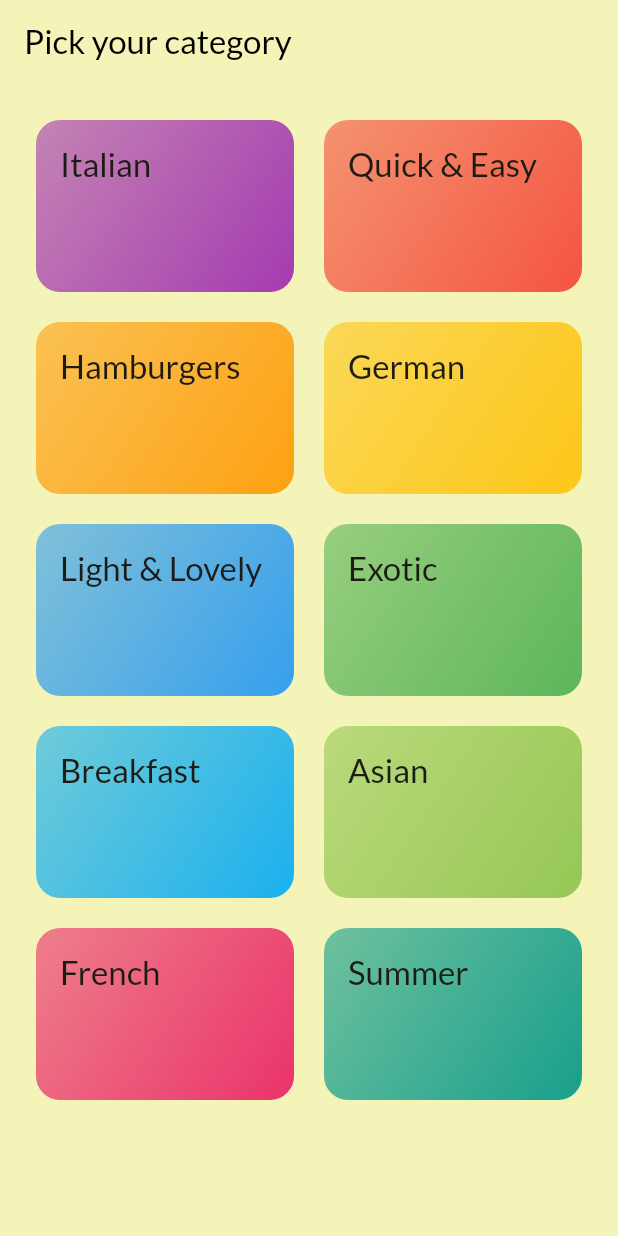
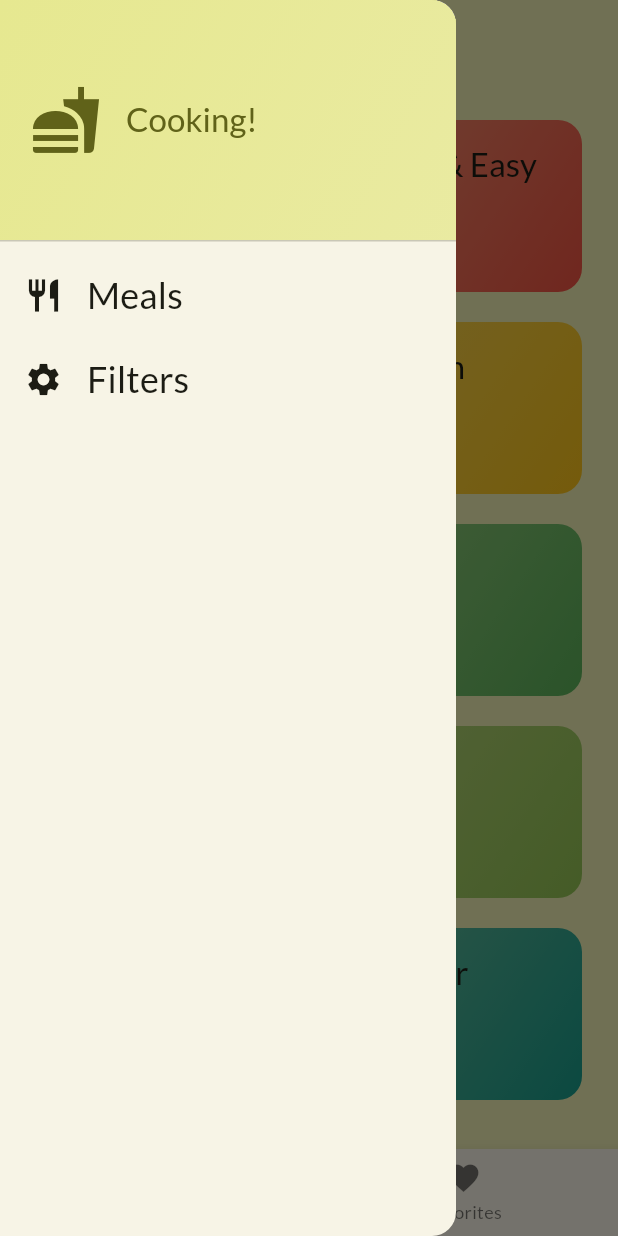
Before and after one commit to ArtKing366/meals_app, a Flutter app: the screen it shows after launch, with the side drawer open (before the commit the screen has no drawer), on a phone screen of 412 x 824 dp. Run offline on Flutter 3.47's test engine with Material 3 defaults, Android fonts, the phone set to English and light mode, and no system bars; our stand-ins replace google_fonts, transparent_image.

Commit message:
create side menu

```diff
--- a/lib/main.dart
+++ b/lib/main.dart
@@ -1,7 +1,7 @@
 import 'package:flutter/material.dart';
 
 import 'package:google_fonts/google_fonts.dart';
-import 'package:meals_app/screens/categories.dart';
+import 'package:meals_app/screens/tabs.dart';
 
 final theme = ThemeData(
   colorScheme: ColorScheme.fromSeed(
@@ -27,7 +27,7 @@ class App extends StatelessWidget {
   Widget build(BuildContext context) {
     return MaterialApp(
       theme: theme,
-      home: const CategoriesScreen(),
+      home: const TabsScreen(),
     );
   }
 }
--- a/lib/screens/categories.dart
+++ b/lib/screens/categories.dart
@@ -1,11 +1,17 @@
 import 'package:flutter/material.dart';
 import 'package:meals_app/data/dummy_data.dart';
+import 'package:meals_app/models/meal.dart';
 import 'package:meals_app/screens/meals.dart';
 import 'package:meals_app/wdigets/category_grid_item.dart';
 import 'package:meals_app/models/category.dart';
 
 class CategoriesScreen extends StatelessWidget {
-  const CategoriesScreen({super.key});
+  const CategoriesScreen({
+    super.key,
+    required this.onToggleFavorite,
+  });
+
+  final void Function(Meal meal) onToggleFavorite;
 
   void _selectCategory(BuildContext context, Category category) {
     final filteredMeals = dummyMeals
@@ -14,9 +20,10 @@ class CategoriesScreen extends StatelessWidget {
 
     Navigator.of(context).push(
       MaterialPageRoute(
-        builder: (ctx) =>  MealsScreen(
+        builder: (ctx) => MealsScreen(
           meals: filteredMeals,
           title: category.title,
+          onToggleFavorite: onToggleFavorite,
         ),
       ),
     );
@@ -24,11 +31,7 @@ class CategoriesScreen extends StatelessWidget {
 
   @override
   Widget build(BuildContext context) {
-    return Scaffold(
-      appBar: AppBar(
-        title: const Text('Pick your category'),
-      ),
-      body: GridView(
+    return GridView(
       padding: const EdgeInsets.all(24),
       gridDelegate: const SliverGridDelegateWithFixedCrossAxisCount(
         crossAxisCount: 2,
@@ -45,7 +48,6 @@ class CategoriesScreen extends StatelessWidget {
             },
           )
       ],
-      ),
     );
   }
 }
--- /dev/null
+++ b/lib/screens/tabs.dart
@@ -0,0 +1,94 @@
+import 'package:flutter/material.dart';
+import 'package:meals_app/models/meal.dart';
+import 'package:meals_app/screens/categories.dart';
+import 'package:meals_app/screens/meals.dart';
+import 'package:meals_app/wdigets/main_drawer.dart';
+
+class TabsScreen extends StatefulWidget {
+  const TabsScreen({super.key});
+
+  @override
+  State<TabsScreen> createState() {
+    return _TabsScreenState();
+  }
+}
+
+class _TabsScreenState extends State<TabsScreen> {
+  int _selectedPageIndex = 0;
+  final List<Meal> _favoriteMeals = [];
+
+  void _showInfoMessage(String message) {
+    ScaffoldMessenger.of(context).clearSnackBars();
+    ScaffoldMessenger.of(context).showSnackBar(
+      SnackBar(
+        content: Text(message),
+      ),
+    );
+  }
+
+  void _toggleMealFavoriteStatus(Meal meal) {
+    final isExisting = _favoriteMeals.contains(meal);
+
+    if (isExisting) {
+      setState(() {
+        _favoriteMeals.remove(meal);
+      });
+      _showInfoMessage('Meal remove.');
+    } else {
+      setState(() {
+        _favoriteMeals.add(meal);
+      });
+      _showInfoMessage('Meal added.');
+    }
+  }
+
+  void _selectPage(int index) {
+    setState(() {
+      _selectedPageIndex = index;
+    });
+  }
+
+  void _setScreen(String identifire) {
+    if (identifire == 'filters') {
+    } else {
+      Navigator.of(context).pop();
+    }
+  }
+
+  @override
+  Widget build(BuildContext context) {
+    Widget activePage = CategoriesScreen(
+      onToggleFavorite: _toggleMealFavoriteStatus,
+    );
+    var activePageTitle = 'Categories';
+    if (_selectedPageIndex == 1) {
+      activePage = MealsScreen(
+        meals: _favoriteMeals,
+        onToggleFavorite: _toggleMealFavoriteStatus,
+      );
+      activePageTitle = 'Your favorites';
+    }
+
+    return Scaffold(
+      appBar: AppBar(
+        title: Text(activePageTitle),
+      ),
+      drawer: MainDrawer(
+        onSelectScreen: _setScreen,
+      ),
+      body: activePage,
+      bottomNavigationBar: BottomNavigationBar(
+        onTap: _selectPage,
+        currentIndex: _selectedPageIndex,
+        items: const [
+          BottomNavigationBarItem(
+            icon: Icon(Icons.set_meal),
+            label: 'Categpries',
+          ),
+          BottomNavigationBarItem(
+              icon: Icon(Icons.favorite), label: 'Favorites'),
+        ],
+      ),
+    );
+  }
+}
--- /dev/null
+++ b/lib/wdigets/main_drawer.dart
@@ -0,0 +1,84 @@
+import 'package:flutter/material.dart';
+
+class MainDrawer extends StatelessWidget {
+  const MainDrawer({super.key, required this.onSelectScreen});
+
+  final void Function(String identifire) onSelectScreen;
+  @override
+  Widget build(BuildContext context) {
+    return Drawer(
+      child: Column(
+        children: [
+          DrawerHeader(
+            padding: const EdgeInsets.all(20),
+            decoration: BoxDecoration(
+              gradient: LinearGradient(
+                colors: [
+                  Theme.of(context).colorScheme.primaryContainer,
+                  Theme.of(context)
+                      .colorScheme
+                      .primaryContainer
+                      .withOpacity(0.8),
+                ],
+                begin: Alignment.topLeft,
+                end: Alignment.bottomRight,
+              ),
+            ),
+            child: Row(
+              children: [
+                Icon(
+                  Icons.fastfood,
+                  size: 48,
+                  color: Theme.of(context).colorScheme.primary,
+                ),
+                const SizedBox(
+                  width: 16,
+                ),
+                Text(
+                  'Cooking!',
+                  style: Theme.of(context).textTheme.titleLarge!.copyWith(
+                        color: Theme.of(context).colorScheme.primary,
+                      ),
+                ),
+              ],
+            ),
+          ),
+          ListTile(
+            leading: Icon(
+              Icons.restaurant,
+              size: 26,
+              color: Theme.of(context).colorScheme.onSurface,
+            ),
+            title: Text(
+              'Meals',
+              style: Theme.of(context).textTheme.titleSmall!.copyWith(
+                    color: Theme.of(context).colorScheme.onSurface,
+                    fontSize: 24,
+                  ),
+            ),
+            onTap: () {
+              onSelectScreen('meals');
+            },
+          ),
+          ListTile(
+            leading: Icon(
+              Icons.settings,
+              size: 26,
+              color: Theme.of(context).colorScheme.onSurface,
+            ),
+            title: Text(
+              'Filters',
+              style: Theme.of(context).textTheme.titleSmall!.copyWith(
+                    color: Theme.of(context).colorScheme.onSurface,
+                    fontSize: 24,
+                  ),
+            ),
+            onTap: () {
+              onSelectScreen('filters');
+            },
+          ),
+        ],
+      ),
+    );
+  }
+}
```
Also changed, not shown: lib/screens/meal_details.dart (+10 -0 lines), lib/screens/meals.dart (+12 -3 lines). Lines whose indentation alone changed are shown as unchanged.
